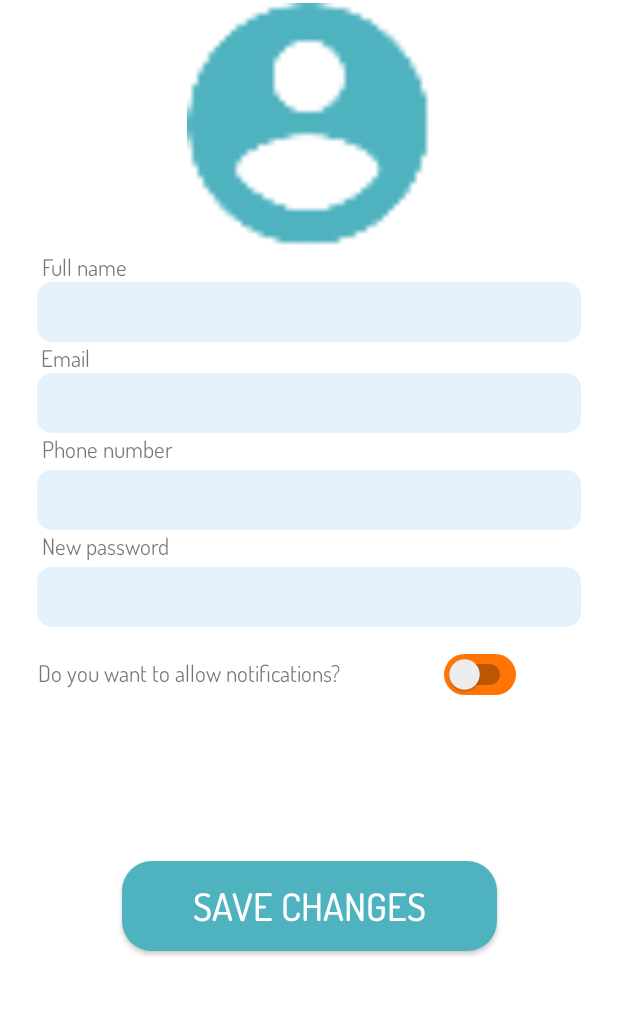
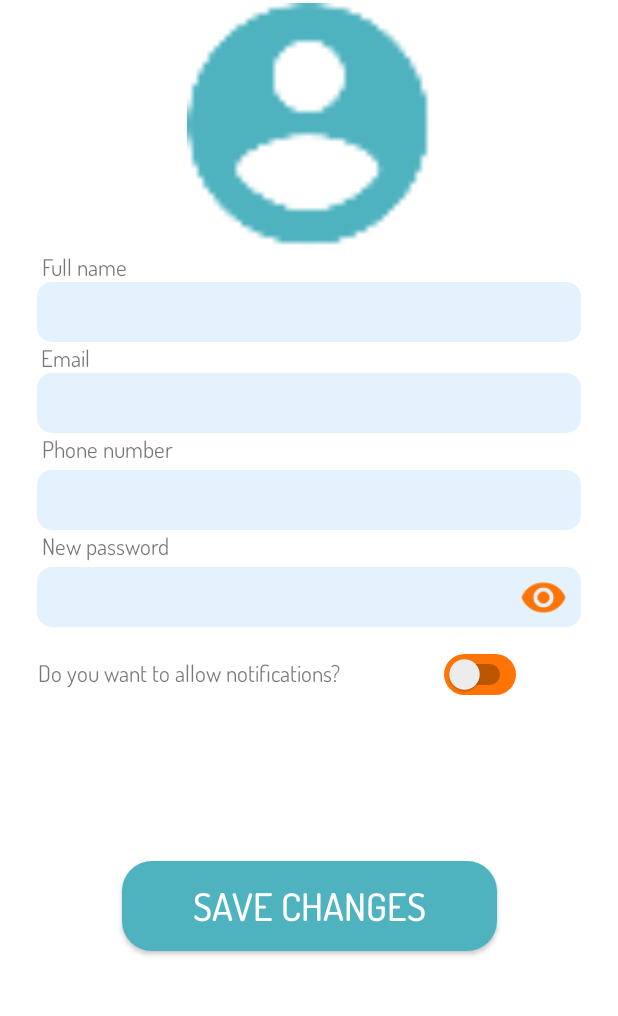
Before and after one commit to FosztoAbel/SmartHome, an Android app: the ProfileFragment screen opened through its navigation route, on a phone screen of 412 x 824 dp, the part 113-1129 px from its top. Run offline under Robolectric (Android 15) with nearby library versions, the phone set to English and light mode, and no system bars; our stand-ins replace Firebase (no records; nobody signed in at launch, a user with empty details on screens opened directly).

Commit message:
Authentification working + Show password working + App is working

```diff
--- a/app/src/main/java/hu/bme/aut/android/smarthome/homeFragments/ProfileMenuFragment.kt
+++ b/app/src/main/java/hu/bme/aut/android/smarthome/homeFragments/ProfileMenuFragment.kt
@@ -2,14 +2,15 @@ package hu.bme.aut.android.smarthome.homeFragments
 
 import android.content.ContentValues.TAG
 import android.content.Intent
-import android.graphics.drawable.Icon
 import android.os.Bundle
 import android.text.InputType
+import android.text.method.PasswordTransformationMethod
+import android.text.method.TransformationMethod
 import android.util.Log
-import androidx.fragment.app.Fragment
 import android.view.LayoutInflater
 import android.view.View
 import android.view.ViewGroup
+import androidx.fragment.app.Fragment
 import androidx.navigation.fragment.findNavController
 import com.google.android.material.snackbar.Snackbar
 import com.google.firebase.auth.FirebaseAuth
@@ -17,9 +18,9 @@ import com.google.firebase.auth.ktx.auth
 import com.google.firebase.auth.ktx.userProfileChangeRequest
 import com.google.firebase.ktx.Firebase
 import hu.bme.aut.android.smarthome.LoginActivity
-import hu.bme.aut.android.smarthome.MainMenuActivity
 import hu.bme.aut.android.smarthome.R
 import hu.bme.aut.android.smarthome.databinding.FragmentProfileMenuBinding
+
 
 private const val ARG_PARAM1 = "param1"
 private const val ARG_PARAM2 = "param2"
@@ -55,7 +56,7 @@ class ProfileFragment : Fragment() {
         val fullNameOfUser = user?.displayName.toString()
         val emailOfUser = user?.email.toString()
         val phoneNumberOfUser = user?.phoneNumber.toString()
-        var toggleVisibility = true
+        var toggleVisibility = false
 
         binding.arrowImage.setOnClickListener{
             findNavController().navigate(R.id.action_profileFragment_to_swipeMenuFragment)
@@ -71,20 +72,18 @@ class ProfileFragment : Fragment() {
 
         binding.emailProfileInput.hint = emailOfUser
 
-//        binding.passwordToggleVisibility.setOnClickListener {
-//            if(toggleVisibility) {
-//                binding.passwordToggleVisibility.setImageResource(R.drawable.ic_visibility_off)
-//                binding.changePasswordInput.setInputType(InputType.TYPE_CLASS_TEXT)
-//                binding.changePasswordInput.setEms(17)
-//                toggleVisibility = false
-//            }
-//            else {
-//                binding.passwordToggleVisibility.setImageResource(R.drawable.ic_visibility)
-//                binding.changePasswordInput.setInputType(InputType.TYPE_TEXT_VARIATION_PASSWORD)
-//                binding.changePasswordInput.setEms(17)
-//                toggleVisibility = true
-//            }
-//        }
+        binding.passwordProfileToggleVisibility.setOnClickListener {
+            if(!toggleVisibility) {
+                binding.passwordProfileToggleVisibility.setImageResource(R.drawable.ic_visibility_off)
+                binding.changePasswordInput.setTransformationMethod(null)
+                toggleVisibility = true
+            }
+            else {
+                binding.passwordProfileToggleVisibility.setImageResource(R.drawable.ic_visibility)
+                binding.changePasswordInput.setTransformationMethod(PasswordTransformationMethod())
+                toggleVisibility = false
+            }
+        }
 
         binding.buttonSaveChanges.setOnClickListener{
 
--- a/app/src/main/res/layout/fragment_profile_menu.xml
+++ b/app/src/main/res/layout/fragment_profile_menu.xml
@@ -88,20 +88,6 @@
         app:layout_constraintTop_toBottomOf="@+id/phoneNumberTV"
         tools:ignore="TextFields" />
 
-    <androidx.appcompat.widget.AppCompatButton
-        android:id="@+id/buttonSaveChanges"
-        android:layout_width="250dp"
-        android:layout_height="60dp"
-        android:background="@drawable/custom_register_button"
-        android:fontFamily="@font/dosis_medium"
-        android:text="@string/save_changes"
-        android:textColor="#FFFFFF"
-        android:textSize="25sp"
-        app:layout_constraintBottom_toBottomOf="parent"
-        app:layout_constraintEnd_toEndOf="parent"
-        app:layout_constraintStart_toStartOf="parent"
-        app:layout_constraintTop_toBottomOf="@+id/allowNotifications" />
-
     <ImageView
         android:id="@+id/profileImage"
         android:layout_width="163dp"
@@ -146,6 +132,29 @@
         app:layout_constraintStart_toStartOf="parent"
         app:layout_constraintTop_toBottomOf="@+id/phoneNumberInput" />
 
+    <EditText
+        android:id="@+id/changePasswordInput"
+        android:layout_width="wrap_content"
+        android:layout_height="40dp"
+        android:layout_marginTop="4dp"
+        android:background="@drawable/custom_input_field"
+        android:ems="16"
+        android:fontFamily="@font/dosis_medium"
+        android:inputType="textPassword"
+        app:layout_constraintTop_toBottomOf="@+id/changePasswordTV"
+        app:layout_constraintStart_toStartOf="parent"
+        app:layout_constraintEnd_toEndOf="parent"
+        tools:ignore="TextFields" />
+
+    <ImageView
+        android:id="@+id/passwordProfileToggleVisibility"
+        android:layout_width="50dp"
+        android:layout_height="30dp"
+        android:src="@drawable/ic_visibility"
+        app:layout_constraintBottom_toBottomOf="@+id/changePasswordInput"
+        app:layout_constraintEnd_toEndOf="@+id/changePasswordInput"
+        app:layout_constraintTop_toTopOf="@+id/changePasswordInput" />
+
     <TextView
         android:id="@+id/allowNotifications"
         android:layout_width="wrap_content"
@@ -170,29 +179,18 @@
         app:layout_constraintTop_toBottomOf="@+id/changePasswordInput"
         tools:ignore="UseSwitchCompatOrMaterialXml" />
 
-    <EditText
-        android:id="@+id/changePasswordInput"
-        android:layout_width="wrap_content"
-        android:layout_height="40dp"
-        android:layout_marginTop="4dp"
-        android:background="@drawable/custom_input_field"
-        android:ems="16"
+    <androidx.appcompat.widget.AppCompatButton
+        android:id="@+id/buttonSaveChanges"
+        android:layout_width="250dp"
+        android:layout_height="60dp"
+        android:background="@drawable/custom_register_button"
         android:fontFamily="@font/dosis_medium"
-        android:inputType="textPassword"
-        app:layout_constraintTop_toBottomOf="@+id/changePasswordTV"
+        android:text="@string/save_changes"
+        android:textColor="#FFFFFF"
+        android:textSize="25sp"
+        app:layout_constraintBottom_toBottomOf="parent"
+        app:layout_constraintEnd_toEndOf="parent"
         app:layout_constraintStart_toStartOf="parent"
-        app:layout_constraintEnd_toEndOf="parent"
-        tools:ignore="TextFields" />
+        app:layout_constraintTop_toBottomOf="@+id/allowNotifications" />
 
-
-    <!--
-    <ImageView
-        android:id="@+id/passwordToggleVisibility"
-        android:layout_width="50dp"
-        android:layout_height="30dp"
-        android:src="@drawable/ic_visibility"
-        app:layout_constraintBottom_toBottomOf="@+id/changePasswordInput"
-        app:layout_constraintEnd_toEndOf="@+id/changePasswordInput"
-        app:layout_constraintTop_toTopOf="@+id/changePasswordInput" />
-    -->
 </androidx.constraintlayout.widget.ConstraintLayout>
--- a/build.gradle
+++ b/build.gradle
@@ -11,8 +11,8 @@ buildscript {
     }
 }
 plugins {
-    id 'com.android.application' version '7.3.0' apply false
-    id 'com.android.library' version '7.3.0' apply false
+    id 'com.android.application' version '7.3.1' apply false
+    id 'com.android.library' version '7.3.1' apply false
     id 'org.jetbrains.kotlin.android' version '1.7.10' apply false
 
 }
```
Also changed, not shown: app/src/main/java/hu/bme/aut/android/smarthome/authenticationFragments/CreateNewaccountFragment.kt (+16 -0 lines), app/src/main/java/hu/bme/aut/android/smarthome/authenticationFragments/LoginFragment.kt (+16 -1 lines), app/src/main/res/layout/fragment_create_new_account.xml (+9 -0 lines), app/src/main/res/layout/fragment_login.xml (+9 -0 lines).
